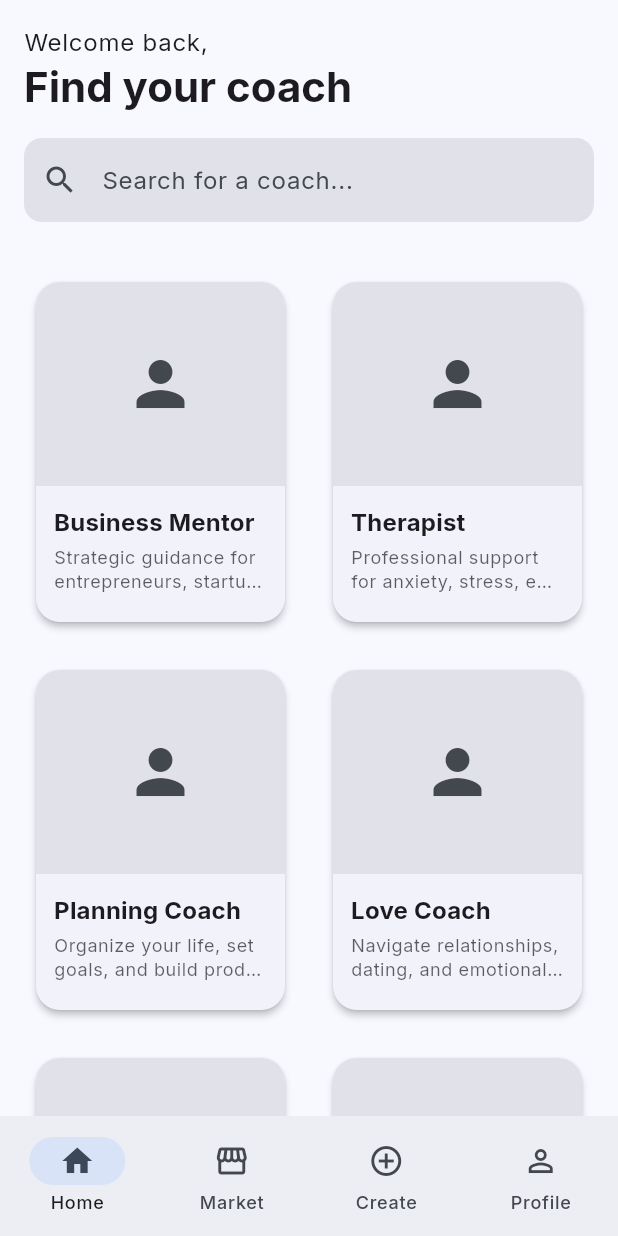
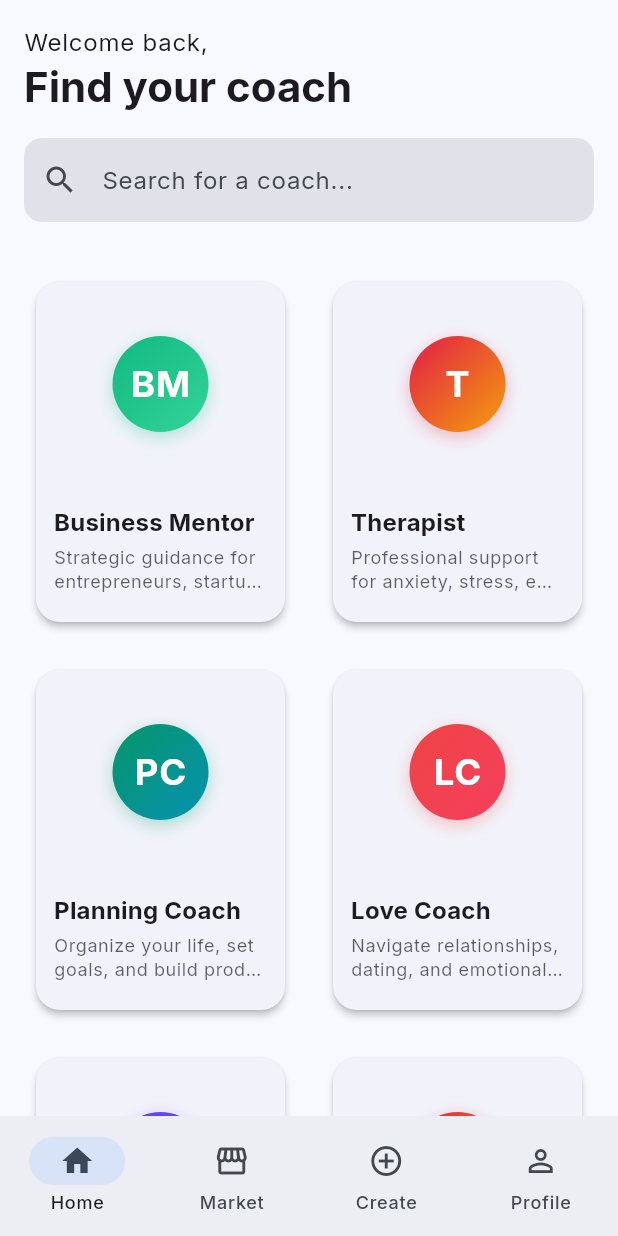
Before and after one commit to kayafamilly/my-aicoach, a Flutter app: the HomeScreen screen opened directly, on a phone screen of 412 x 824 dp. Run offline on Flutter 3.47's test engine with Material 3 defaults, Android fonts, the phone set to English and light mode, and no system bars; our stand-ins replace drift, flutter_dotenv, flutter_spinkit, google_fonts, shared_preferences, smooth_page_indicator; missing offline and left inert: purchases_flutter; accounts and stored records are empty; generated files the repository leaves out were written again.

Commit message:
Polish Market & Paywall: context gating, show custom coaches, gradient avatars

```diff
--- a/lib/screens/home/home_screen.dart
+++ b/lib/screens/home/home_screen.dart
@@ -125,14 +125,16 @@ class _HomeScreenState extends State<HomeScreen> {
             if (subscriptionProvider.canAccessMarket) {
               Navigator.pushNamed(context, AppRoutes.market);
             } else {
-              Navigator.pushNamed(context, AppRoutes.paywall);
+              Navigator.pushNamed(context, AppRoutes.paywall,
+                  arguments: 'market');
             }
             setState(() => _selectedIndex = 0);
           } else if (index == 2) {
             if (subscriptionProvider.canCreateCoach) {
               Navigator.pushNamed(context, AppRoutes.createCoach);
             } else {
-              Navigator.pushNamed(context, AppRoutes.paywall);
+              Navigator.pushNamed(context, AppRoutes.paywall,
+                  arguments: 'create');
             }
             setState(() => _selectedIndex = 0);
           } else if (index == 3) {
--- /dev/null
+++ b/lib/widgets/coach_avatar.dart
@@ -0,0 +1,93 @@
+import 'package:flutter/material.dart';
+
+class CoachAvatar extends StatelessWidget {
+  final String name;
+  final double size;
+  final String? avatarUrl;
+
+  const CoachAvatar({
+    super.key,
+    required this.name,
+    this.size = 48,
+    this.avatarUrl,
+  });
+
+  static const List<List<Color>> _gradients = [
+    [Color(0xFF6366F1), Color(0xFF8B5CF6)], // indigo → violet
+    [Color(0xFF3B82F6), Color(0xFF06B6D4)], // blue → cyan
+    [Color(0xFF10B981), Color(0xFF34D399)], // emerald → green
+    [Color(0xFFF59E0B), Color(0xFFF97316)], // amber → orange
+    [Color(0xFFEF4444), Color(0xFFF43F5E)], // red → rose
+    [Color(0xFF8B5CF6), Color(0xFFEC4899)], // violet → pink
+    [Color(0xFF14B8A6), Color(0xFF3B82F6)], // teal → blue
+    [Color(0xFFE11D48), Color(0xFFF59E0B)], // rose → amber
+    [Color(0xFF7C3AED), Color(0xFF2563EB)], // purple → blue
+    [Color(0xFF059669), Color(0xFF0891B2)], // emerald → cyan
+  ];
+
+  List<Color> _getGradient() {
+    final index = name.hashCode.abs() % _gradients.length;
+    return _gradients[index];
+  }
+
+  String _getInitials() {
+    final words = name.trim().split(RegExp(r'\s+'));
+    if (words.length >= 2) {
+      return '${words[0][0]}${words[1][0]}'.toUpperCase();
+    }
+    return name.isNotEmpty ? name[0].toUpperCase() : '?';
+  }
+
+  @override
+  Widget build(BuildContext context) {
+    if (avatarUrl != null) {
+      return ClipOval(
+        child: Image.asset(
+          avatarUrl!,
+          width: size,
+          height: size,
+          fit: BoxFit.cover,
+          errorBuilder: (_, __, ___) => _buildGradientAvatar(),
+        ),
+      );
+    }
+    return _buildGradientAvatar();
+  }
+
+  Widget _buildGradientAvatar() {
+    final gradient = _getGradient();
+    final initials = _getInitials();
+    final fontSize = size * 0.38;
+
+    return Container(
+      width: size,
+      height: size,
+      decoration: BoxDecoration(
+        shape: BoxShape.circle,
+        gradient: LinearGradient(
+          begin: Alignment.topLeft,
+          end: Alignment.bottomRight,
+          colors: gradient,
+        ),
+        boxShadow: [
+          BoxShadow(
+            color: gradient[0].withValues(alpha: 0.3),
+            blurRadius: size * 0.15,
+            offset: Offset(0, size * 0.05),
+          ),
+        ],
+      ),
+      child: Center(
+        child: Text(
+          initials,
+          style: TextStyle(
+            color: Colors.white,
+            fontSize: fontSize,
+            fontWeight: FontWeight.w700,
+            letterSpacing: 0.5,
+          ),
+        ),
+      ),
+    );
+  }
+}
--- a/lib/widgets/coach_card.dart
+++ b/lib/widgets/coach_card.dart
@@ -1,6 +1,7 @@
 import 'package:flutter/material.dart';
 import 'package:my_aicoach/database/database.dart';
 import 'package:my_aicoach/widgets/premium_badge.dart';
+import 'package:my_aicoach/widgets/coach_avatar.dart';
 
 class CoachCard extends StatelessWidget {
   final Coach coach;
@@ -28,23 +29,13 @@ class CoachCard extends StatelessWidget {
               child: Stack(
                 fit: StackFit.expand,
                 children: [
-                  coach.avatarUrl != null
-                      ? Image.asset(
-                          coach.avatarUrl!,
-                          fit: BoxFit.cover,
-                          errorBuilder: (ctx, err, stack) => Container(
-                            color: theme.colorScheme.surfaceContainerHighest,
-                            child: Icon(Icons.person,
-                                size: 48,
-                                color: theme.colorScheme.onSurfaceVariant),
-                          ),
-                        )
-                      : Container(
-                          color: theme.colorScheme.surfaceContainerHighest,
-                          child: Icon(Icons.person,
-                              size: 48,
-                              color: theme.colorScheme.onSurfaceVariant),
-                        ),
+                  Center(
+                    child: CoachAvatar(
+                      name: coach.name,
+                      size: 64,
+                      avatarUrl: coach.avatarUrl,
+                    ),
+                  ),
                   if (coach.isPremium)
                     const Positioned(
                       top: 8,
```
Also changed, not shown: lib/config/routes.dart (+6 -1 lines), lib/screens/coach_detail/coach_detail_screen.dart (+8 -17 lines), lib/screens/market/market_screen.dart (+131 -70 lines), lib/screens/paywall/paywall_screen.dart (+14 -4 lines).
